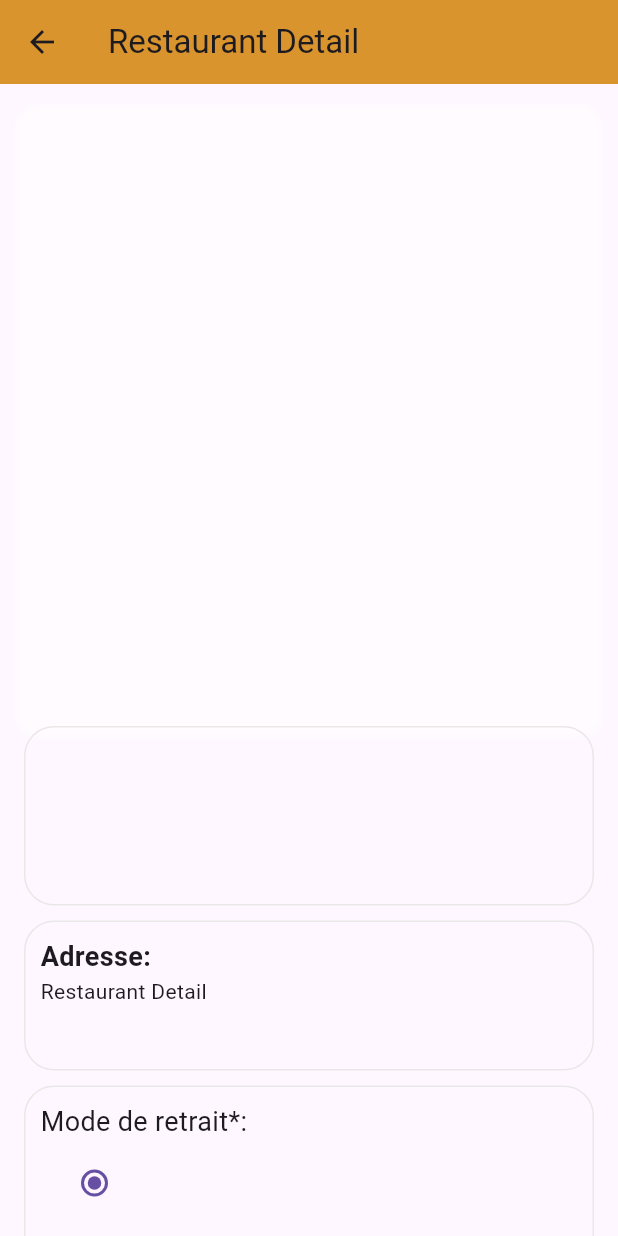
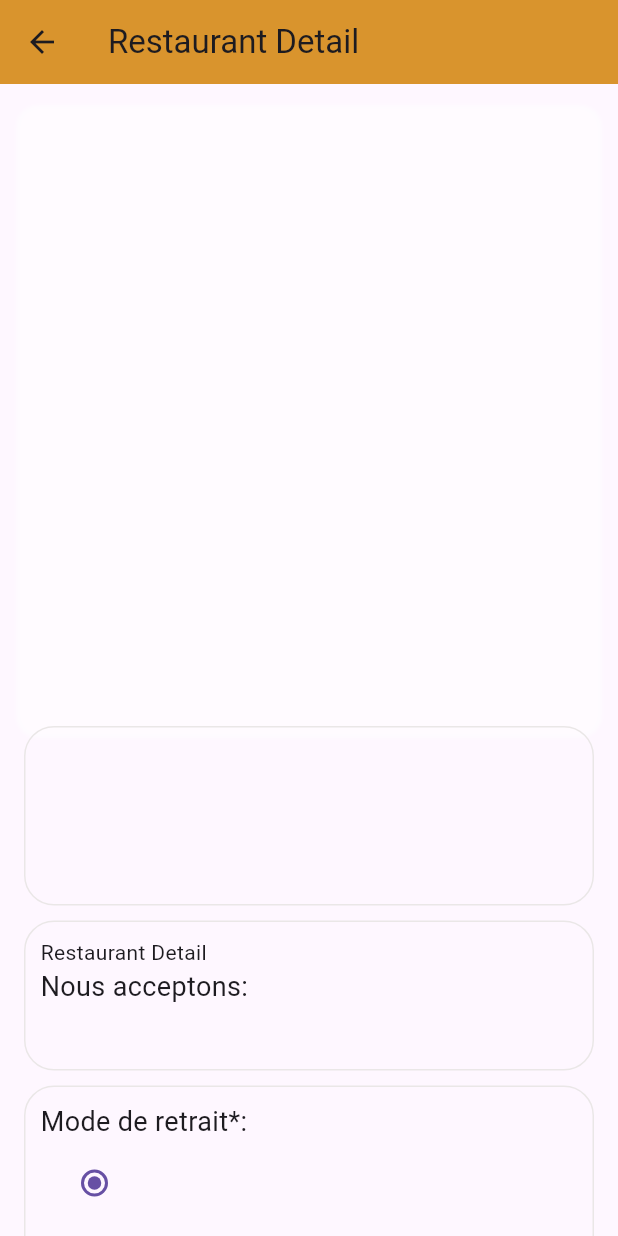
Before and after one commit to Dalel1akremi/flutterProject, a Flutter app: the RestaurantDetail screen opened directly, on a phone screen of 412 x 824 dp. Run offline on Flutter 3.47's test engine with Material 3 defaults, Android fonts, the phone set to English and light mode, and no system bars; our stand-ins replace shared_preferences; accounts and stored records are empty.

Commit message:
fix `ajout un message`

```diff
--- a/FLUTTER/lib/pages/aboutRestaurant/RestaurantDetail.dart
+++ b/FLUTTER/lib/pages/aboutRestaurant/RestaurantDetail.dart
@@ -205,12 +205,12 @@ class _RestaurantDetailState extends State<RestaurantDetail> {
                 child: Column(
                   crossAxisAlignment: CrossAxisAlignment.start,
                   children: [
-                    const Text(
-                      'Adresse:',
-                      style:
-                          TextStyle(fontSize: 18, fontWeight: FontWeight.bold),
+
+                    Text(restaurantAdress ?? 'Restaurant Detail'),
+                     const Text(
+                      'Nous acceptons:',
+                      style: TextStyle(fontSize: 18),
                     ),
-                    Text(restaurantAdress ?? 'Restaurant Detail'),
                   ],
                 ),
               ),
```
